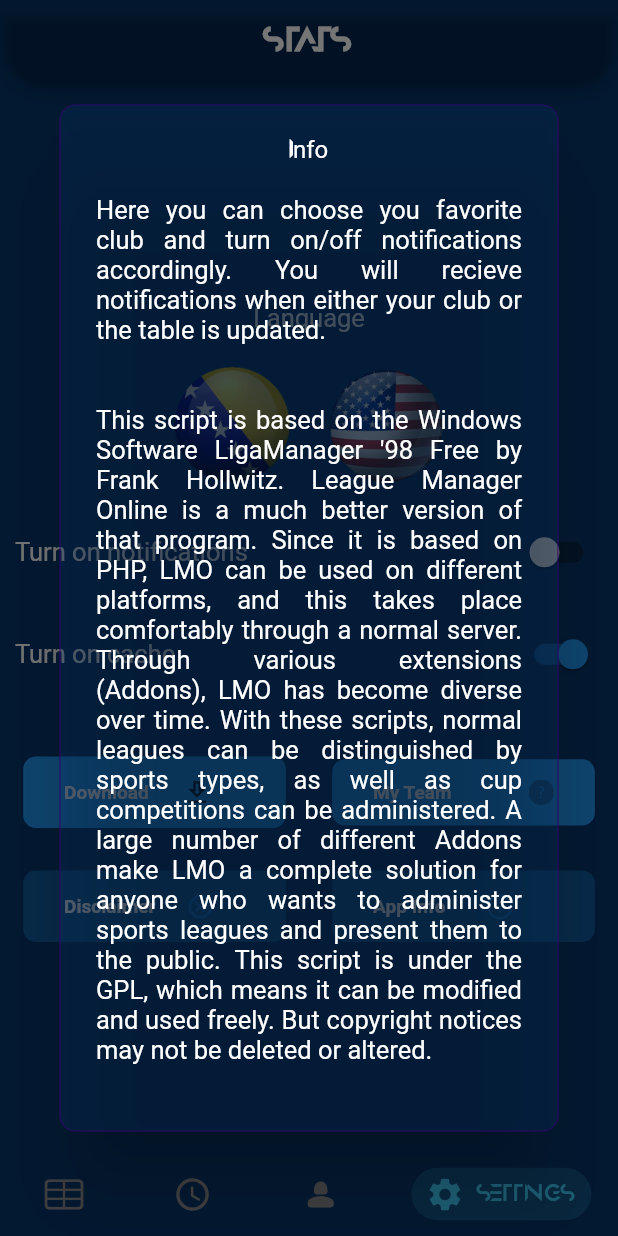
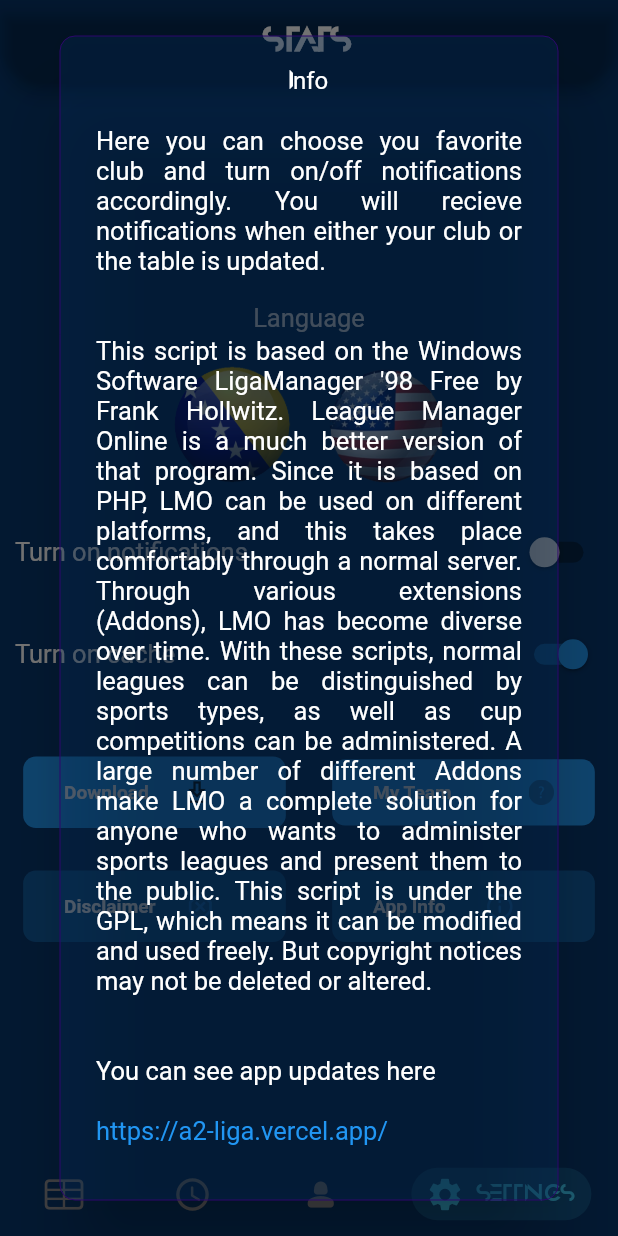
Before and after one commit to nekonikoban/a2_liga_flutter, a Flutter app: the screen it shows after launch, item 4 of the bottom bar chosen, after a tap on "App Info", on a phone screen of 412 x 824 dp. Run offline on Flutter 3.47's test engine with Material 2 defaults, Android fonts, the light colour scheme and no system bars; drawn by our look-alikes of oktoast, persistent_bottom_nav_bar; our stand-ins replace awesome_notifications, connectivity_plus, dio, easy_localization, loading_animation_widget, package_info_plus and 1 more; missing offline and left inert: share_files_and_screenshot_widgets; network calls fail; statements that could not run were skipped.

Commit message:
Update
Added vercel website with updated apk in settings.d, `app info`

```diff
--- a/lib/_globals.dart
+++ b/lib/_globals.dart
@@ -37,7 +37,7 @@
   }
 
   final dateToday = DateUtils.dateOnly(DateTime.now());
-
+  final appReleasesURL = 'https://a2-liga.vercel.app/';
   final httpClient = Dio();
   final httpHeader = {
     "Access-Control-Allow-Origin": "*",
--- a/lib/settings.dart
+++ b/lib/settings.dart
@@ -2,6 +2,7 @@
 import 'package:awesome_notifications/awesome_notifications.dart';
 import 'package:connectivity_plus/connectivity_plus.dart';
 import 'package:easy_localization/easy_localization.dart';
+import 'package:flutter/gestures.dart';
 import 'package:flutter/material.dart';
 import 'package:oktoast/oktoast.dart';
 import 'package:provider/provider.dart';
@@ -179,13 +180,38 @@
                 globals.devider20,
                 SingleChildScrollView(
                     scrollDirection: Axis.vertical,
-                    child: SizedBox(
-                        width: MediaQuery.of(context).size.width - 20,
-                        child: Text(
-                          '${globals.infoUsage.tr()}\n\n\n${globals.infoText.tr()}',
-                          textAlign: TextAlign.justify,
-                          style: globals.textStyleSchedule,
-                        ))),
+                    child: Column(
+                      children: [
+                        SizedBox(
+                          width: MediaQuery.of(context).size.width - 20,
+                          child: Text(
+                            '${globals.infoUsage.tr()}\n\n\n${globals.infoText.tr()}' +
+                                '\n\n',
+                            textAlign: TextAlign.justify,
+                            style: globals.textStyleSchedule,
+                          ),
+                        ),
+                        SizedBox(
+                            width: MediaQuery.of(context).size.width - 20,
+                            child: RichText(
+                              text: TextSpan(
+                                text: 'You can see app updates here' + '\n\n',
+                                style: globals.textStyleSchedule,
+                                children: [
+                                  TextSpan(
+                                    text: globals.appReleasesURL,
+                                    style: const TextStyle(color: Colors.blue),
+                                    recognizer: TapGestureRecognizer()
+                                      ..onTap = () {
+                                        launchUrl(
+                                            Uri.parse(globals.appReleasesURL));
+                                      },
+                                  ),
+                                ],
+                              ),
+                            ))
+                      ],
+                    )),
                 globals.devider20,
               ]))),
             );
```
